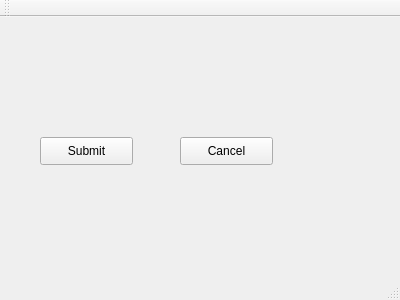
First picture: the form in ProjectDemo/mainwindow.ui, repository SushilPandey2012/ProjectQt, before the edit.
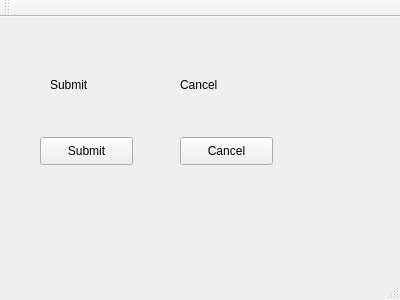
Second picture: the form after the edit.

What changed in the file:
```diff
--- a/ProjectDemo/mainwindow.ui
+++ b/ProjectDemo/mainwindow.ui
@@ -40,6 +40,32 @@
      <string>Cancel</string>
     </property>
    </widget>
+   <widget class="QLabel" name="label">
+    <property name="geometry">
+     <rect>
+      <x>50</x>
+      <y>60</y>
+      <width>55</width>
+      <height>16</height>
+     </rect>
+    </property>
+    <property name="text">
+     <string>Submit</string>
+    </property>
+   </widget>
+   <widget class="QLabel" name="label_2">
+    <property name="geometry">
+     <rect>
+      <x>180</x>
+      <y>60</y>
+      <width>55</width>
+      <height>16</height>
+     </rect>
+    </property>
+    <property name="text">
+     <string>Cancel</string>
+    </property>
+   </widget>
   </widget>
   <widget class="QMenuBar" name="menuBar">
    <property name="geometry">
```
